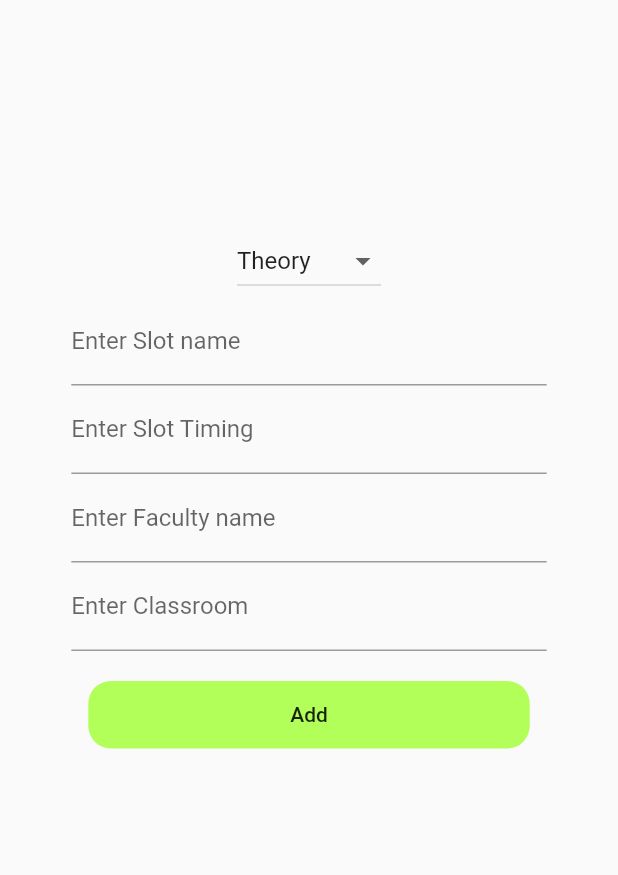
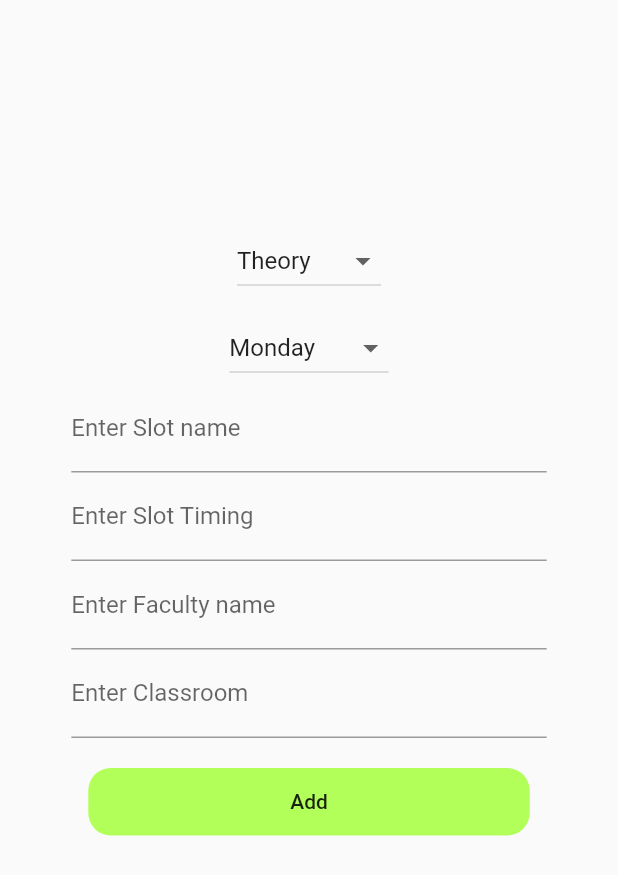
Before and after one commit to alphabeta2206/AtteTime, a Flutter app: the Home screen opened directly, after a tap on the "add" icon, on a phone screen of 412 x 824 dp. Shown: the top 875 px of the screen. Run offline on Flutter 3.47's test engine with Material 2 defaults, Android fonts, the light colour scheme and no system bars; our stand-ins replace cloud_firestore, firebase_auth, firebase_core, fluttertoast, modal_progress_hud; accounts and stored records are empty.

Commit message:
day selector also added

```diff
--- a/atfc/lib/addslot.dart
+++ b/atfc/lib/addslot.dart
@@ -9,6 +9,16 @@ class Addslot extends StatefulWidget {
 class _AddslotState extends State<Addslot> {
   List<String> slottype = ["Theory", "Lab", "Additional"];
   String dropdownvalue = "Theory";
+  List<String> day = [
+    'Monday',
+    'Tuesday',
+    'Wednesday',
+    'Thursday',
+    'Friday',
+    'Saturday',
+    'Sunday'
+  ];
+  String dropdownvalue1 = "Monday";
   TextEditingController _name = TextEditingController();
   TextEditingController _time = TextEditingController();
   TextEditingController _facultyname = TextEditingController();
@@ -18,7 +28,7 @@ class _AddslotState extends State<Addslot> {
     return Material(
       child: Column(
         children: [
-          SizedBox(height:150),
+          SizedBox(height: 150),
           DropdownButton(
             value: dropdownvalue,
             onChanged: (String value) {
@@ -27,6 +37,18 @@ class _AddslotState extends State<Addslot> {
               });
             },
             items: slottype.map<DropdownMenuItem<String>>((String value) {
+              return DropdownMenuItem<String>(value: value, child: Text(value));
+            }).toList(),
+          ),
+          SizedBox(height: 10),
+          DropdownButton(
+            value: dropdownvalue1,
+            onChanged: (String value) {
+              setState(() {
+                dropdownvalue1 = value;
+              });
+            },
+            items: day.map<DropdownMenuItem<String>>((String value) {
               return DropdownMenuItem<String>(value: value, child: Text(value));
             }).toList(),
           ),
@@ -58,7 +80,7 @@ class _AddslotState extends State<Addslot> {
               decoration: InputDecoration(labelText: "Enter Classroom"),
             ),
           ),
-          SizedBox(height:20),
+          SizedBox(height: 20),
           Container(
               width: MediaQuery.of(context).size.width / 1.4,
               height: 45,
--- a/atfc/lib/home.dart
+++ b/atfc/lib/home.dart
@@ -94,6 +94,7 @@ class _HomeState extends State<Home> {
                 );
           },
           child:Icon(Icons.add)
-        ));
+        ),
+        );
   }
 }
```
